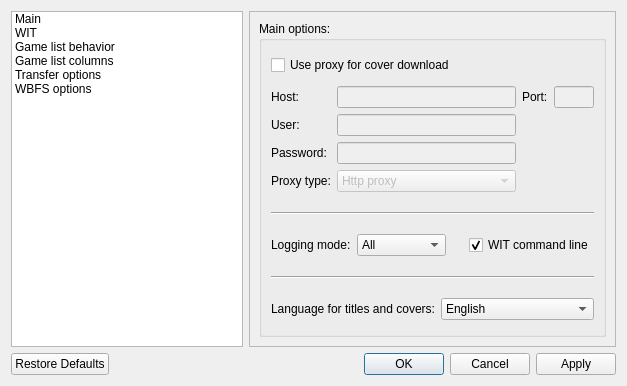
Above: resources/ui/settings.ui from evertonstz/wiibafu before the change. Below: the same form after it.
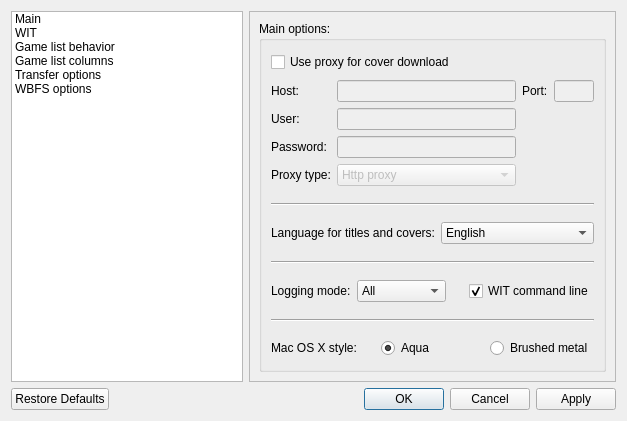
That is the form after the change. Icons and pictures are not drawn.

Commit message: Aqua or brushed metal style for Mac OS X

```diff
--- a/resources/ui/settings.ui
+++ b/resources/ui/settings.ui
@@ -7,7 +7,7 @@
     <x>0</x>
     <y>0</y>
     <width>627</width>
-    <height>385</height>
+    <height>421</height>
    </rect>
   </property>
   <property name="windowTitle">
@@ -228,75 +228,6 @@
             </property>
            </widget>
           </item>
-          <item>
-           <layout class="QHBoxLayout" name="horizontalLayout_2">
-            <item>
-             <widget class="QLabel" name="label_3">
-              <property name="text">
-               <string>Logging mode:</string>
-              </property>
-             </widget>
-            </item>
-            <item>
-             <widget class="QComboBox" name="main_comboBox_Logging">
-              <item>
-               <property name="text">
-                <string>All</string>
-               </property>
-              </item>
-              <item>
-               <property name="text">
-                <string>Errors only</string>
-               </property>
-              </item>
-              <item>
-               <property name="text">
-                <string>None</string>
-               </property>
-              </item>
-             </widget>
-            </item>
-            <item>
-             <spacer name="horizontalSpacer">
-              <property name="orientation">
-               <enum>Qt::Horizontal</enum>
-              </property>
-              <property name="sizeType">
-               <enum>QSizePolicy::Preferred</enum>
-              </property>
-              <property name="sizeHint" stdset="0">
-               <size>
-                <width>40</width>
-                <height>20</height>
-               </size>
-              </property>
-             </spacer>
-            </item>
-            <item>
-             <widget class="QCheckBox" name="main_checkBox_LogWitCommandLine">
-              <property name="text">
-               <string>WIT command line</string>
-              </property>
-              <property name="checked">
-               <bool>true</bool>
-              </property>
-             </widget>
-            </item>
-           </layout>
-          </item>
-          <item>
-           <widget class="Line" name="line_5">
-            <property name="minimumSize">
-             <size>
-              <width>0</width>
-              <height>20</height>
-             </size>
-            </property>
-            <property name="orientation">
-             <enum>Qt::Horizontal</enum>
-            </property>
-           </widget>
-          </item>
           <item>
            <layout class="QHBoxLayout" name="horizontalLayout_8">
             <item>
@@ -397,6 +328,116 @@
             </item>
            </layout>
           </item>
+          <item>
+           <widget class="Line" name="line_5">
+            <property name="minimumSize">
+             <size>
+              <width>0</width>
+              <height>20</height>
+             </size>
+            </property>
+            <property name="orientation">
+             <enum>Qt::Horizontal</enum>
+            </property>
+           </widget>
+          </item>
+          <item>
+           <layout class="QHBoxLayout" name="horizontalLayout_2">
+            <item>
+             <widget class="QLabel" name="label_3">
+              <property name="text">
+               <string>Logging mode:</string>
+              </property>
+             </widget>
+            </item>
+            <item>
+             <widget class="QComboBox" name="main_comboBox_Logging">
+              <item>
+               <property name="text">
+                <string>All</string>
+               </property>
+              </item>
+              <item>
+               <property name="text">
+                <string>Errors only</string>
+               </property>
+              </item>
+              <item>
+               <property name="text">
+                <string>None</string>
+               </property>
+              </item>
+             </widget>
+            </item>
+            <item>
+             <spacer name="horizontalSpacer">
+              <property name="orientation">
+               <enum>Qt::Horizontal</enum>
+              </property>
+              <property name="sizeType">
+               <enum>QSizePolicy::Preferred</enum>
+              </property>
+              <property name="sizeHint" stdset="0">
+               <size>
+                <width>40</width>
+                <height>20</height>
+               </size>
+              </property>
+             </spacer>
+            </item>
+            <item>
+             <widget class="QCheckBox" name="main_checkBox_LogWitCommandLine">
+              <property name="text">
+               <string>WIT command line</string>
+              </property>
+              <property name="checked">
+               <bool>true</bool>
+              </property>
+             </widget>
+            </item>
+           </layout>
+          </item>
+          <item>
+           <widget class="Line" name="line_6">
+            <property name="minimumSize">
+             <size>
+              <width>0</width>
+              <height>20</height>
+             </size>
+            </property>
+            <property name="orientation">
+             <enum>Qt::Horizontal</enum>
+            </property>
+           </widget>
+          </item>
+          <item>
+           <layout class="QHBoxLayout" name="horizontalLayout_4">
+            <item>
+             <widget class="QLabel" name="main_label_MacOSXStyle">
+              <property name="text">
+               <string>Mac OS X style:</string>
+              </property>
+             </widget>
+            </item>
+            <item>
+             <widget class="QRadioButton" name="main_radioButton_MacOSXStyle_Aqua">
+              <property name="text">
+               <string>Aqua</string>
+              </property>
+              <property name="checked">
+               <bool>true</bool>
+              </property>
+             </widget>
+            </item>
+            <item>
+             <widget class="QRadioButton" name="main_radioButton_MacOSXStyle_BrushedMetal">
+              <property name="text">
+               <string>Brushed metal</string>
+              </property>
+             </widget>
+            </item>
+           </layout>
+          </item>
          </layout>
         </widget>
        </item>
```
The commit also changes 14 other files.
